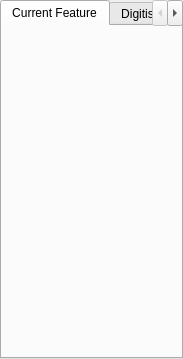
Qt form src/qt-widgets/TaskPanelUi.ui (GPlates/GPlates) before a commit.
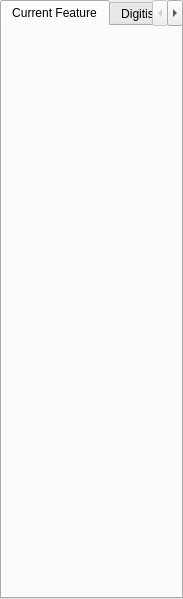
The same form after that commit. The open tabs and pages were chosen to show the change.

Commit message: New Code to support plate closure work.

```diff
--- a/src/qt-widgets/TaskPanelUi.ui
+++ b/src/qt-widgets/TaskPanelUi.ui
@@ -6,7 +6,7 @@
     <x>0</x>
     <y>0</y>
     <width>183</width>
-    <height>359</height>
+    <height>599</height>
    </rect>
   </property>
   <property name="sizePolicy" >
@@ -69,6 +69,11 @@
        <string>Reconstruction Pole</string>
       </attribute>
      </widget>
+     <widget class="QWidget" name="tab_plate_closure" >
+      <attribute name="title" >
+       <string>Plate Closure</string>
+      </attribute>
+     </widget>
     </widget>
    </item>
   </layout>
```
Left out of the diff: 2 changed lines with no effect on the pictures. The commit also changes 19 other files.
